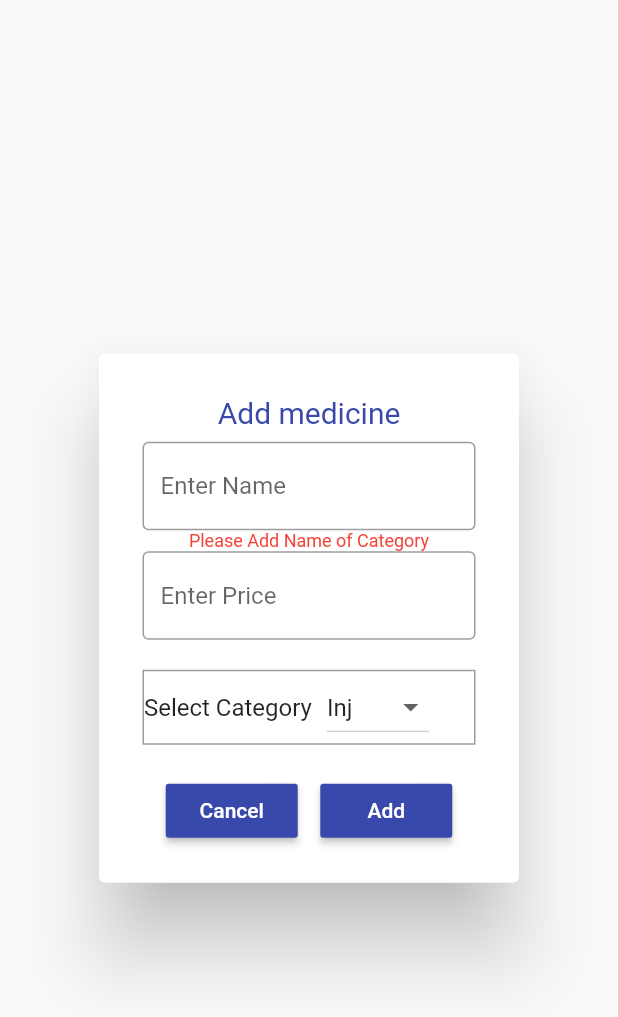
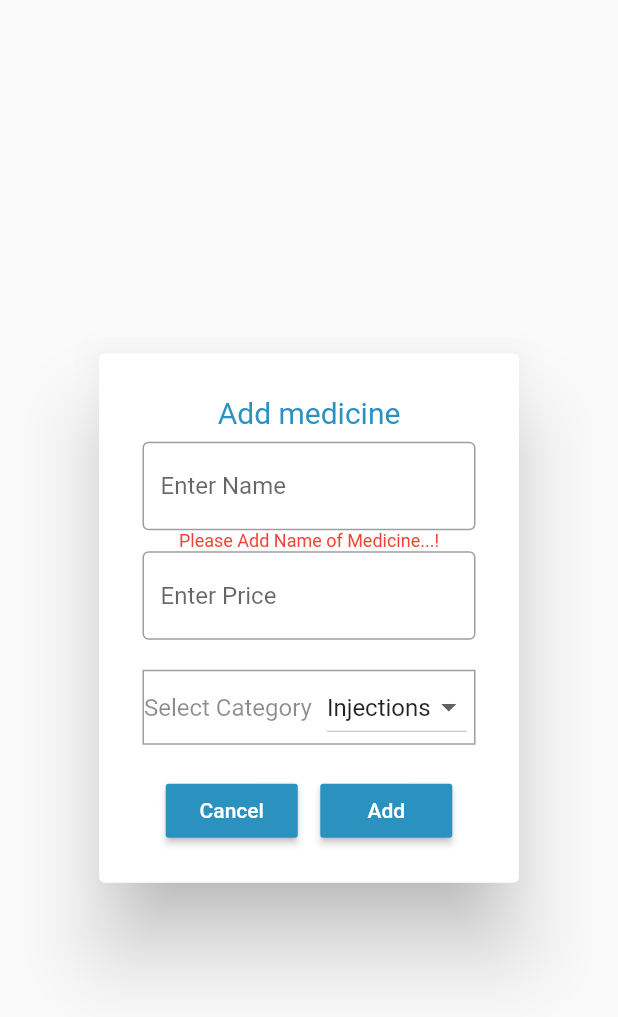
Before and after one commit to sherazahmad720/MediTech, a Flutter app: the MyDialog widget shown alone on an empty page, opened directly, after a tap on "Add", on a phone screen of 412 x 824 dp. Shown: the top 1017 px of the screen. Run offline on Flutter 3.47's test engine with Material 2 defaults, Android fonts, the phone set to English and light mode, and no system bars; our stand-ins replace flutter_icons, get, google_fonts, sqflite; accounts and stored records are empty.

Commit message:
medicine page is complete with all functions

```diff
--- a/lib/src/controllers/db_controller.dart
+++ b/lib/src/controllers/db_controller.dart
@@ -1,4 +1,5 @@
 import 'package:get/get.dart';
+import 'package:medi_tech/Models/MedicineModel.dart';
 import 'package:path_provider/path_provider.dart';
 import 'package:sqflite/sqflite.dart';
 import 'dart:io' as io;
@@ -16,10 +17,10 @@ class DbController extends GetxController {
   static const String TABLEOrders = 'Orders';
   static const String TABLEOrderList = 'OrderList';
   //medicin field variable
-  static const String MedId = 'medicineId';
-  static const String MedName = 'MedName';
-  static const String MedPrice = 'MedPrice';
-  static const String MedType = 'MedType';
+  static const String MedId = 'medId';
+  static const String MedName = 'medName';
+  static const String MedPrice = 'medPrice';
+  static const String MedType = 'medType';
   //Medical store field variable
   static const String StoreId = 'StoreId';
   static const String StoreName = 'StoreName';
@@ -51,12 +52,37 @@ class DbController extends GetxController {
 
   _onCreate(Database db, int version) async {
     await db.execute(
-        "CREATE TABLE $TABLEMedicalStore($MedId INTEGER PRIMARY KEY AUTOINCREMENT,$MedName TEXT,$MedPrice TEXT,$MedType  Text)");
+        "CREATE TABLE $TABLEMedicine($MedId INTEGER PRIMARY KEY AUTOINCREMENT,$MedName TEXT,$MedPrice TEXT,$MedType  Text)");
     await db.execute(
-        "CREATE TABLE $TABLEMedicine($StoreId INTEGER PRIMARY KEY AUTOINCREMENT,$StoreName TEXT,$StoreAddress TEXT,$StoreStatus Text)");
+        "CREATE TABLE $TABLEMedicalStore($StoreId INTEGER PRIMARY KEY AUTOINCREMENT,$StoreName TEXT,$StoreAddress TEXT,$StoreStatus Text)");
     await db.execute(
         "CREATE TABLE $TABLEOrders($OrderId INTEGER PRIMARY KEY AUTOINCREMENT,$StoreId TEXT,$Date Text)");
     await db.execute(
         "CREATE TABLE $TABLEOrderList($ListId INTEGER PRIMARY KEY AUTOINCREMENT,$OrderId TEXT,$MedId TEXT,$Quantity TEXT,$SPrice Text)");
   }
+
+////
+  ///
+  ///
+  ///LIsts
+  List<Medicine> medicineList = [];
+  //add Medicine function
+  Future saveMedicine(Medicine data) async {
+    var dbCon = await db;
+    await dbCon.insert(TABLEMedicine, data.toMap());
+    update();
+    getMedicineList();
+  }
+
+  Future getMedicineList() async {
+    var dbCon = await db;
+    List<Map> maps = await dbCon.rawQuery('Select * from $TABLEMedicine');
+    medicineList.clear();
+    if (maps.length > 0) {
+      for (int i = 0; i < maps.length; i++) {
+        medicineList.add(Medicine.fromMap(maps[i]));
+      }
+      update();
+    }
+  }
 }
--- a/lib/src/pages/home_page.dart
+++ b/lib/src/pages/home_page.dart
@@ -1,6 +1,7 @@
 import 'package:flutter/material.dart';
 import 'package:flutter_icons/flutter_icons.dart';
 import 'package:get/get.dart';
+import 'package:medi_tech/src/controllers/db_controller.dart';
 import 'package:medi_tech/src/pages/medicine_list.dart';
 import 'package:medi_tech/src/widgets/heading_widget.dart';
 
@@ -10,6 +11,7 @@ class HomePage extends StatefulWidget {
 }
 
 class _HomePageState extends State<HomePage> {
+  final DbController dbController = Get.put(DbController());
   @override
   Widget build(BuildContext context) {
     return Scaffold(
@@ -36,6 +38,7 @@ class _HomePageState extends State<HomePage> {
                   ),
                   InkWell(
                     onTap: () {
+                      // dbController.getMedicineList();
                       Get.to(MedicineList());
                     },
                     child: HeadingCard(
--- a/lib/src/widgets/dialoge.dart
+++ b/lib/src/widgets/dialoge.dart
@@ -1,4 +1,7 @@
 import 'dart:io';
+import 'package:get/get.dart';
+import 'package:medi_tech/Models/MedicineModel.dart';
+import 'package:medi_tech/src/controllers/db_controller.dart';
 import 'package:path/path.dart' as path;
 // import 'package:flutter/foundation.dart';
 import 'package:flutter/material.dart';
@@ -12,10 +15,12 @@ class MyDialog extends StatefulWidget {
 }
 
 class _MyDialogState extends State<MyDialog> {
+  final DbController dbController = Get.put(DbController());
   final nameController = TextEditingController();
+  final priceController = TextEditingController();
   bool _isUploading = false;
   String errorText = "";
-  String dropdownValue = "Inj";
+  String dropdownValue = "Injections";
 
   @override
   Widget build(BuildContext context) {
@@ -29,7 +34,8 @@ class _MyDialogState extends State<MyDialog> {
               child: Container(
                   child: Center(
                 child: Text("Add ${widget.dialoagFor}",
-                    style: TextStyle(color: Colors.indigo[600], fontSize: 20)),
+                    style: TextStyle(
+                        color: Theme.of(context).primaryColor, fontSize: 20)),
               )),
             ),
             Padding(
@@ -53,7 +59,7 @@ class _MyDialogState extends State<MyDialog> {
             Padding(
               padding: const EdgeInsets.symmetric(horizontal: 5.0),
               child: TextField(
-                controller: nameController,
+                controller: priceController,
                 decoration: InputDecoration(
                     hintText: "Enter Price",
                     border: OutlineInputBorder(
@@ -76,13 +82,21 @@ class _MyDialogState extends State<MyDialog> {
                         BoxDecoration(border: Border.all(color: Colors.grey)),
                     child: Row(
                       children: [
-                        Text("Select Category"),
+                        Text("Select Category",
+                            style: TextStyle(color: Colors.black45)),
                         SizedBox(
                           width: 10,
                         ),
                         DropdownButton(
                           value: dropdownValue,
-                          items: <String>['Tablet', 'Inj'].map((String value) {
+                          items: <String>[
+                            'Capsules',
+                            'Drops',
+                            'Injections',
+                            'Liquid',
+                            'Other',
+                            'Tablet'
+                          ].map((String value) {
                             return new DropdownMenuItem<String>(
                               value: value,
                               child: new Text(value),
@@ -106,7 +120,7 @@ class _MyDialogState extends State<MyDialog> {
               children: [
                 RaisedButton(
                   textColor: Colors.white,
-                  color: Colors.indigo[600],
+                  color: Theme.of(context).primaryColor,
                   child: Text("Cancel"),
                   onPressed: () {
                     Navigator.of(context).pop();
@@ -120,21 +134,28 @@ class _MyDialogState extends State<MyDialog> {
                     ? CircularProgressIndicator()
                     : RaisedButton(
                         textColor: Colors.white,
-                        color: Colors.indigo[600],
+                        color: Theme.of(context).primaryColor,
                         child: Text("Add"),
                         onPressed: () {
                           if (nameController.text != "") {
-                            setState(() {
-                              _isUploading = true;
-                            });
+                            // setState(() {
+                            //   _isUploading = true;
+                            // });
                             print('Add is pressed');
+                            Medicine data = Medicine(
+                                // medId: 9,
+                                name: nameController.text,
+                                price: priceController.text,
+                                type: dropdownValue);
+                            dbController
+                                .saveMedicine(data)
+                                .then((value) => Get.back());
                           } else {
                             setState(() {
-                              errorText = "Please Add Name of Category";
+                              errorText = "Please Add Name of Medicine...!";
                             });
                             print('Field is empty');
                           }
-                          // goToQuizPage("final", subject);
                         },
                       ),
               ],
```
Also changed, not shown: lib/Models/MedicineModel.dart (+10 -10 lines), lib/src/pages/medicine_list.dart (+15 -9 lines), lib/src/widgets/medicine_card.dart (+16 -1 lines), pubspec.yaml (+7 -2 lines), assets/images/capsule.jpg (added), assets/images/drops.jpg (added), assets/images/injection.jpg (added), assets/images/liquid.jpg (added), assets/images/other.jpg (added), assets/images/tablet.jpg (added).
